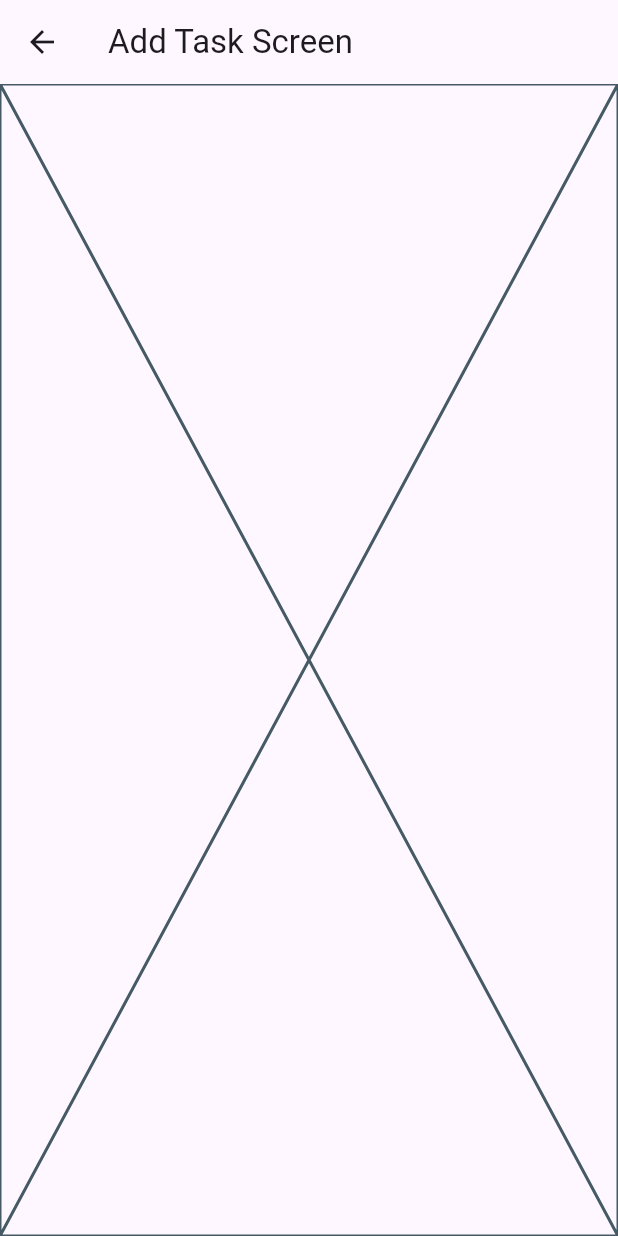
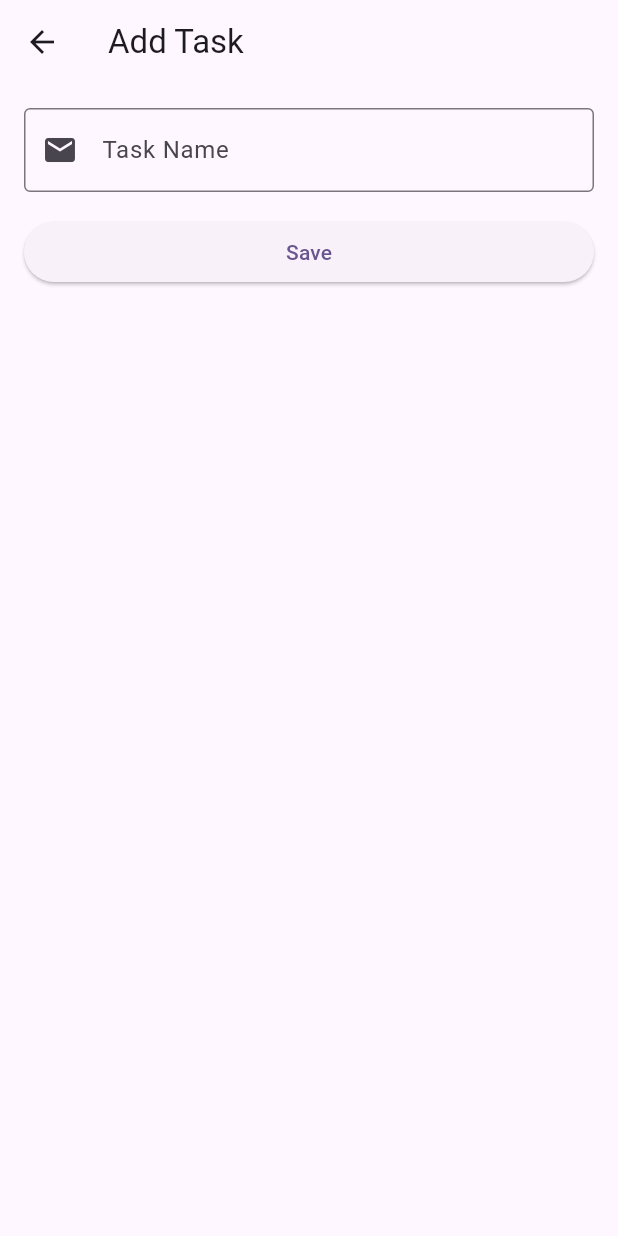
Before and after one commit to abidroid/sbbwu_firebase, a Flutter app: the AddTaskScreen screen opened directly, on a phone screen of 412 x 824 dp. Run offline on Flutter 3.47's test engine with Material 3 defaults, Android fonts, the phone set to English and light mode, and no system bars; our stand-ins replace country_code_picker, flutter_spinkit, gap.

Commit message:
add task screen done

```diff
--- a/lib/screens/add_task_screen.dart
+++ b/lib/screens/add_task_screen.dart
@@ -1,5 +1,6 @@
 
 import 'package:flutter/material.dart';
+import 'package:gap/gap.dart';
 
 class AddTaskScreen extends StatefulWidget {
   const AddTaskScreen({super.key});
@@ -9,13 +10,34 @@ class AddTaskScreen extends StatefulWidget {
 }
 
 class _AddTaskScreenState extends State<AddTaskScreen> {
+  TextEditingController taskNameC = TextEditingController();
+
   @override
   Widget build(BuildContext context) {
     return Scaffold(
       appBar: AppBar(
-        title: const Text('Add Task Screen'),
+        title: const Text('Add Task'),
       ),
-      body: const Placeholder(),
+      body: Padding(
+        padding: const EdgeInsets.all(16.0),
+        child: ListView(children: [
+          TextField(
+            controller: taskNameC,
+            decoration: const InputDecoration(
+                hintText: 'Task Name',
+                prefixIcon: Icon(Icons.email),
+                border: OutlineInputBorder()
+            ),
+          ),
+
+          const Gap(16),
+          ElevatedButton(onPressed: (){
+
+
+
+          }, child: const Text('Save')),
+        ],),
+      ),
     );
   }
 }
--- a/lib/screens/login_screen.dart
+++ b/lib/screens/login_screen.dart
@@ -1,5 +1,6 @@
 import 'package:flutter/material.dart';
 import 'package:gap/gap.dart';
+import 'package:sbbwu_firebase/screens/dashboard_screen.dart';
 import 'package:sbbwu_firebase/screens/forgot_password_screen.dart';
 import 'package:sbbwu_firebase/screens/sign_up_screen.dart';
 import 'package:sbbwu_firebase/screens/verify_email_screen.dart';
@@ -70,7 +71,7 @@ class _LoginScreenState extends State<LoginScreen> {
 
             ElevatedButton(onPressed: (){
               Navigator.of(context).push(MaterialPageRoute(builder: (context){
-                return const VerifyEmailScreen();
+                return const DashboardScreen();
               }));
 
 
```
Also changed, not shown: lib/screens/dashboard_screen.dart (+15 -1 lines).
